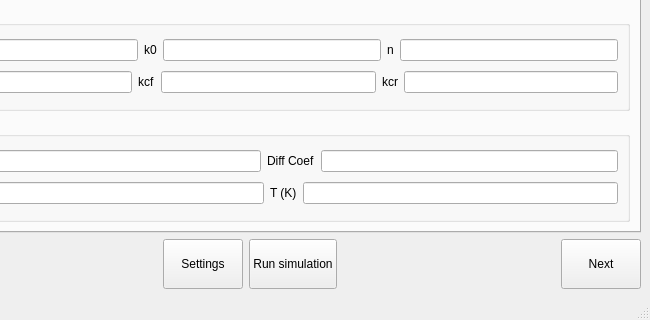
Qt form simec/mainwindow.ui (yerga/simEC) before a commit; both pictures show x 150 to 800 and y 280 to 600 of the 800 by 600 pixel window.
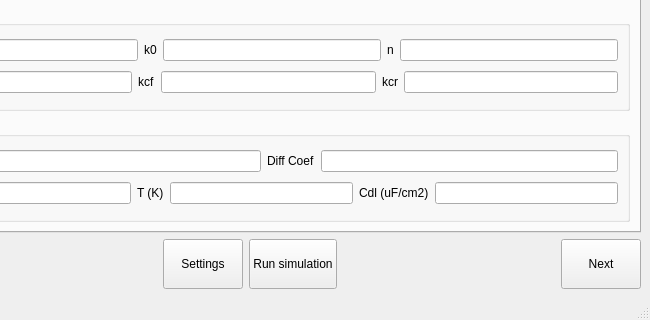
The same form after that commit. The open tabs and pages were chosen to show the change. Icons and pictures are not drawn.

Patch:
```diff
--- a/simec/mainwindow.ui
+++ b/simec/mainwindow.ui
@@ -440,6 +440,16 @@
              <item>
               <widget class="QLineEdit" name="templine"/>
              </item>
+             <item>
+              <widget class="QLabel" name="label_21">
+               <property name="text">
+                <string>Cdl (uF/cm2)</string>
+               </property>
+              </widget>
+             </item>
+             <item>
+              <widget class="QLineEdit" name="Cdlline"/>
+             </item>
             </layout>
            </item>
           </layout>
```
Left out of the diff: 2 changed lines with no effect on the pictures.
